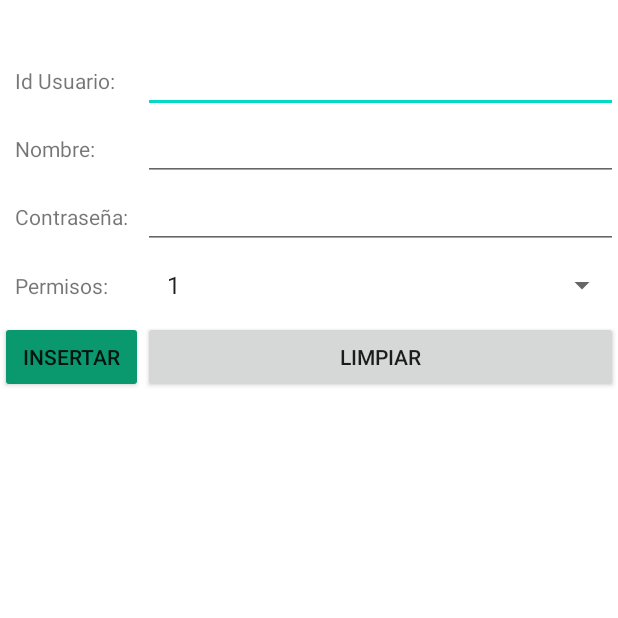
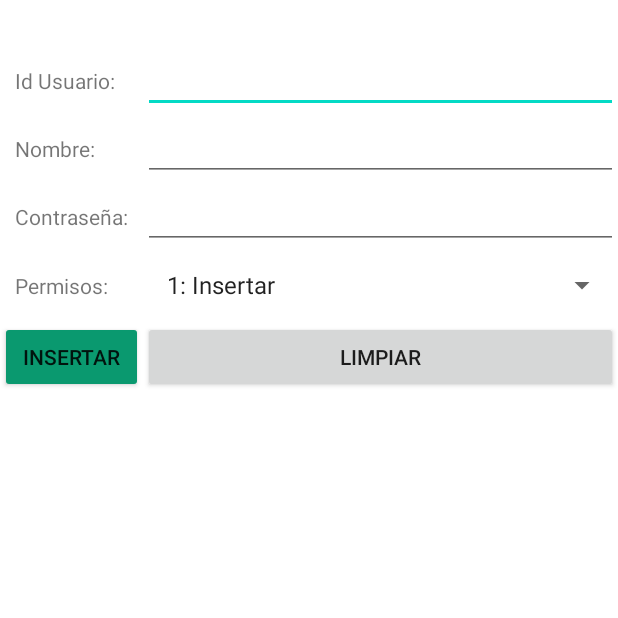
Before and after one commit to MisaelGG11/G10Proyecto01, an Android app: the UsuarioInsertarActivity screen opened directly, with no data from a screen before it, after a tap on "LIMPIAR", on a phone screen of 412 x 824 dp, the top half of it. Run offline under Robolectric (Android 15) with nearby library versions, the phone set to English and light mode, and no system bars.

Commit message:
Actualizar CRUD usuario

```diff
--- a/app/src/main/java/com/example/g10proyecto01/UsuarioActualizarActivity.java
+++ b/app/src/main/java/com/example/g10proyecto01/UsuarioActualizarActivity.java
@@ -47,17 +47,19 @@ public class UsuarioActualizarActivity extends Activity {
         String nombre = editNombre.getText().toString();
         String password = editContraseña.getText().toString();
         Usuario usuario = new Usuario(idOpcionSeleccionada);
+        if(nombre.isEmpty() && password.isEmpty()){
+            Toast.makeText(this,R.string.alertNoData,Toast.LENGTH_LONG).show();
+            return;
+        }
         if(!nombre.isEmpty()){
             usuario.setNom_usuario(nombre);
         }
         if(!password.isEmpty()){
             usuario.setClave(password);
         }
-        Log.wtf("Test","Entro al metodo");
         helper.abrir();
         String estado = helper.actualizar(usuario);
         helper.cerrar();
-        Log.wtf("Test","Salgo al metodo");
         Toast.makeText(this,estado,Toast.LENGTH_LONG).show();
     }
 
--- a/app/src/main/java/com/example/g10proyecto01/UsuarioInsertarActivity.java
+++ b/app/src/main/java/com/example/g10proyecto01/UsuarioInsertarActivity.java
@@ -21,7 +21,7 @@ public class UsuarioInsertarActivity extends Activity {
     EditText editInsertarIdUsuario;
     EditText editInsertarNombreUsuario;
     EditText editInsertaContraseñaUsuario;
-    List<Integer> opcionesSpinner = new ArrayList<>();
+    List<String> opcionesSpinner = new ArrayList<>();
     Spinner spinnerIdOpcionCrud;
     final String ID_OPCION_CRUD = "id_opcion_crud";
     final String DES_OPTION = "desc_option";
@@ -36,14 +36,15 @@ public class UsuarioInsertarActivity extends Activity {
         editInsertarNombreUsuario = findViewById(R.id.editInsertarNombreUsuario);
         editInsertaContraseñaUsuario = findViewById(R.id.editInsertaContraseñaUsuario);
 
-        String queryId = "SELECT id_opcion_crud FROM OpcionCrud";
-        Cursor cursorId = helper.llenarSpinner(queryId);
-        while(cursorId.moveToNext()){
+        String queryId = "SELECT id_opcion_crud, des_opcion FROM OpcionCrud";
+        Cursor cursor = helper.llenarSpinner(queryId);
+        while(cursor.moveToNext()){
             @SuppressLint("Range")
-            int id = cursorId.getInt(cursorId.getColumnIndex(ID_OPCION_CRUD));
-            opcionesSpinner.add(id);
+            String id = cursor.getString(0);
+            String descripcion = cursor.getString(1);
+            opcionesSpinner.add(id + ": " + descripcion);
         }
-        ArrayAdapter<Integer> adapterOpcionesSpinner = new ArrayAdapter<>(this, android.R.layout.simple_list_item_1,opcionesSpinner);
+        ArrayAdapter<String> adapterOpcionesSpinner = new ArrayAdapter<>(this, android.R.layout.simple_list_item_1,opcionesSpinner);
         adapterOpcionesSpinner.setDropDownViewResource(android.R.layout.simple_spinner_dropdown_item);
         spinnerIdOpcionCrud.setAdapter(adapterOpcionesSpinner);
     }
@@ -52,7 +53,7 @@ public class UsuarioInsertarActivity extends Activity {
         String idUsuario = editInsertarIdUsuario.getText().toString();
         String nombreUsuario = editInsertarNombreUsuario.getText().toString();
         String contraseñaUsuario = editInsertaContraseñaUsuario.getText().toString();
-        String idOpcionCrud = spinnerIdOpcionCrud.getSelectedItem().toString();
+        String idOpcionCrud = spinnerIdOpcionCrud.getSelectedItem().toString().substring(0,2);
         String regInsertados;
         Usuario usuario = new Usuario(idUsuario,nombreUsuario,contraseñaUsuario);
 
@@ -61,4 +62,10 @@ public class UsuarioInsertarActivity extends Activity {
         helper.cerrar();
         Toast.makeText(this, regInsertados, Toast.LENGTH_SHORT).show();
     }
+
+    public void limpiarTexto(View v){
+        editInsertarIdUsuario.setText("");
+        editInsertarNombreUsuario.setText("");
+        editInsertaContraseñaUsuario.setText("");
+    }
 }
--- a/app/src/main/res/layout/activity_usuario_insertar.xml
+++ b/app/src/main/res/layout/activity_usuario_insertar.xml
@@ -11,7 +11,7 @@
 
         <EditText
             android:id="@+id/editInsertarIdUsuario"
-            android:inputType="text"
+            android:inputType="number"
             android:maxLength="2" />
     </TableRow>
     <TableRow>
@@ -29,7 +29,7 @@
             android:paddingHorizontal="10dip"/>
         <EditText
             android:id="@+id/editInsertaContraseñaUsuario"
-            android:inputType="text"
+            android:inputType="textWebPassword"
             android:maxLength="30" />
     </TableRow>
     <TableRow>
--- a/app/src/main/res/values/strings.xml
+++ b/app/src/main/res/values/strings.xml
@@ -125,7 +125,7 @@
     <string name="txtEstadoPropuestaEspecifica">Estado:</string>
     <string name="txtIdPropuestaEspecifica">Id propuesta especifica:</string>
     <string name="txtLocalidadPropuestaEspecifica">Localidad:</string>
-
+    <string name="alertNoData">Debes rellenar un campo para actualizar</string>
 
     <!--EscuelaActivity-->
     <string name="idEscuela">idEscuela</string>
```
Also changed, not shown: app/src/main/java/com/example/g10proyecto01/UsuarioEliminarActivity.java (+28 -4 lines), 2 other files.
